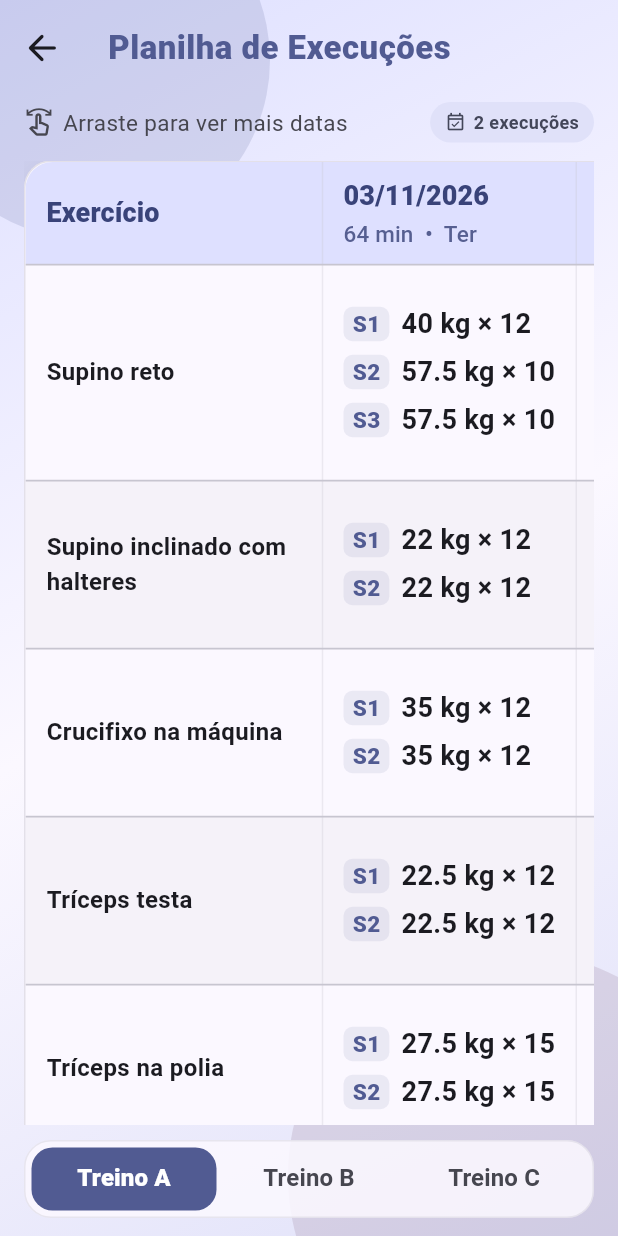
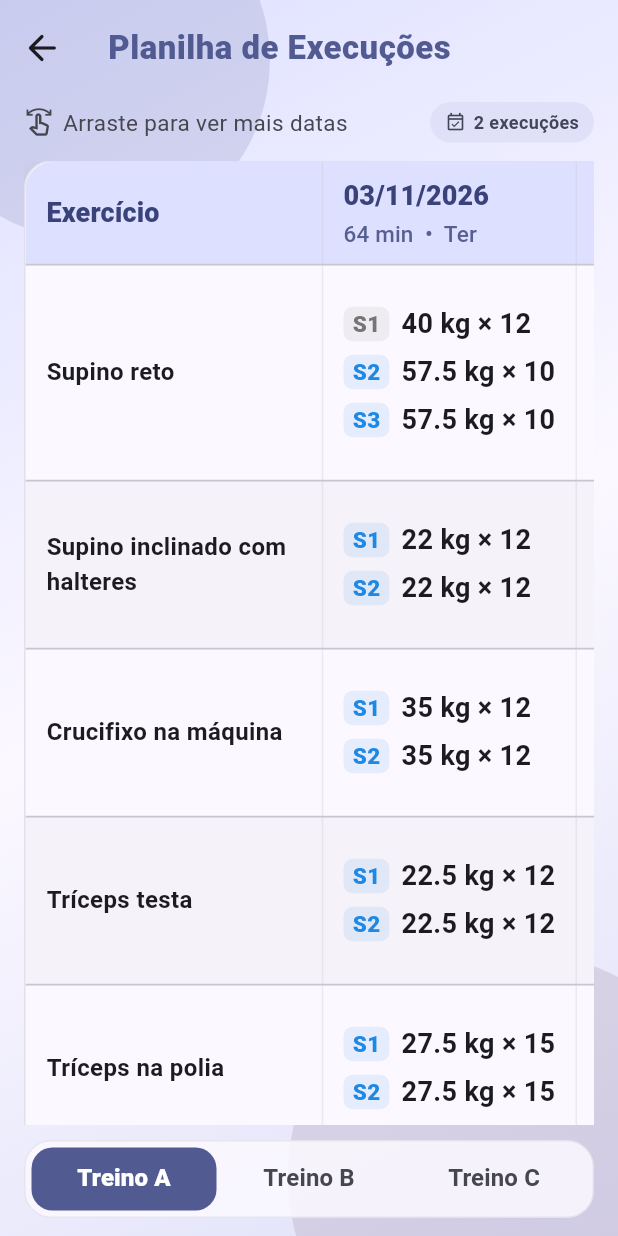
Before and after one commit to severo-bernardo04/mentz, a Flutter app: the TrainingHistoryPage screen opened directly, after a tap on the "table chart" icon, on a phone screen of 412 x 824 dp. Run offline on Flutter 3.47's test engine with Material 3 defaults, Android fonts, the phone set to English and light mode, and no system bars; our stand-ins replace cloud_firestore, firebase_auth, firebase_core, image_picker; accounts and stored records are empty.

Commit message:
feat(training-history): align set types and add drop set flag

```diff
--- a/lib/features/training_history/widgets/spreadsheet_data_table.dart
+++ b/lib/features/training_history/widgets/spreadsheet_data_table.dart
@@ -238,14 +238,14 @@ class SpreadsheetDataTable extends StatelessWidget {
               child: Row(
                 mainAxisSize: MainAxisSize.min,
                 children: [
-                  // Número da série em um "badge" colorido
+                  // Número da série em um "badge" com a cor do tipo da série
                   Container(
                     padding: const EdgeInsets.symmetric(
                       horizontal: 6,
                       vertical: 1,
                     ),
                     decoration: BoxDecoration(
-                      color: cs.primary.withAlpha(25),
+                      color: set.type.color.withAlpha(25),
                       borderRadius: BorderRadius.circular(6),
                     ),
                     child: Text(
@@ -253,7 +253,7 @@ class SpreadsheetDataTable extends StatelessWidget {
                       style: TextStyle(
                         fontSize: 15,
                         fontWeight: FontWeight.w800,
-                        color: cs.primary,
+                        color: set.type.color,
                       ),
                     ),
                   ),
@@ -265,10 +265,10 @@ class SpreadsheetDataTable extends StatelessWidget {
                       fontWeight: FontWeight.w700,
                     ),
                   ),
-                  if (set.type == SetType.dropSet)
+                  if (set.isDropSet)
                     Padding(
                       padding: const EdgeInsets.only(left: 6),
-                      child: _buildTag('drop', Colors.purple.shade700),
+                      child: _buildTag('drop', dropSetColor),
                     ),
                 ],
               ),
--- a/lib/models/profile_models.dart
+++ b/lib/models/profile_models.dart
@@ -189,15 +189,22 @@ class WorkoutPlan {
         assignedStudents = assignedStudents ?? [];
 }
 
+/// Tipos de série, cada um com sua cor na interface.
+/// Apenas [working] conta como série válida para fins de evolução.
 enum SetType {
-  warmup('Aquecimento'),
-  working('Série válida'),
-  failure('Falha'),
-  dropSet('Drop set');
+  warmup('Aquecimento', Color(0xFF757575)), // Cinza
+  feeder('Reconhecimento', Color(0xFF8E24AA)), // Roxo
+  working('Trabalho', Color(0xFF1E88E5)); // Azul
 
   final String label;
-  const SetType(this.label);
+  final Color color;
+  const SetType(this.label, this.color);
 }
+
+/// Etiqueta do drop set, que não é um tipo: complementa uma série de
+/// Trabalho ou Aquecimento. A cor própria evita confusão com o Reconhecimento.
+const dropSetLabel = 'Drop set';
+const dropSetColor = Color(0xFF00897B); // Verde-azulado
 
 class ExecutedSet {
   final int setNumber;
@@ -206,13 +213,20 @@ class ExecutedSet {
   final String reps;
   final bool completed;
 
+  /// Indica se a série tem drop set. Não pode acompanhar [SetType.feeder].
+  final bool isDropSet;
+
   const ExecutedSet({
     required this.setNumber,
     this.type = SetType.working,
     required this.load,
     required this.reps,
     this.completed = true,
-  });
+    this.isDropSet = false,
+  }) : assert(
+         !isDropSet || type != SetType.feeder,
+         'Drop set só pode acompanhar séries de Trabalho ou Aquecimento.',
+       );
 
   ExecutedSet copyWith({
     int? setNumber,
@@ -220,6 +234,7 @@ class ExecutedSet {
     String? load,
     String? reps,
     bool? completed,
+    bool? isDropSet,
   }) {
     return ExecutedSet(
       setNumber: setNumber ?? this.setNumber,
@@ -227,6 +242,7 @@ class ExecutedSet {
       load: load ?? this.load,
       reps: reps ?? this.reps,
       completed: completed ?? this.completed,
+      isDropSet: isDropSet ?? this.isDropSet,
     );
   }
 
@@ -236,6 +252,7 @@ class ExecutedSet {
         'load': load,
         'reps': reps,
         'completed': completed,
+        'isDropSet': isDropSet,
       };
 
   factory ExecutedSet.fromMap(Map<String, dynamic> map) {
@@ -248,6 +265,7 @@ class ExecutedSet {
       load: map['load'] as String? ?? '—',
       reps: map['reps'] as String? ?? '—',
       completed: map['completed'] as bool? ?? true,
+      isDropSet: map['isDropSet'] as bool? ?? false,
     );
   }
 }
--- a/lib/services/training_history_service.dart
+++ b/lib/services/training_history_service.dart
@@ -72,7 +72,7 @@ class TrainingHistoryService extends ChangeNotifier {
             sets: [
               ExecutedSet(
                 setNumber: 1,
-                type: SetType.working,
+                type: SetType.feeder,
                 load: '24 kg',
                 reps: '12',
               ),
@@ -108,7 +108,8 @@ class TrainingHistoryService extends ChangeNotifier {
               ),
               ExecutedSet(
                 setNumber: 3,
-                type: SetType.dropSet,
+                type: SetType.working,
+                isDropSet: true,
                 load: '40 kg / 30 kg',
                 reps: '12 + 6',
               ),
@@ -156,7 +157,7 @@ class TrainingHistoryService extends ChangeNotifier {
               ),
               ExecutedSet(
                 setNumber: 3,
-                type: SetType.failure,
+                type: SetType.working,
                 load: '32.5 kg',
                 reps: '13',
               ),
@@ -268,7 +269,8 @@ class TrainingHistoryService extends ChangeNotifier {
               ),
               ExecutedSet(
                 setNumber: 3,
-                type: SetType.dropSet,
+                type: SetType.working,
+                isDropSet: true,
                 load: '10 kg / 6 kg',
                 reps: '12 + 6',
               ),
```
Also changed, not shown: lib/features/training_history/widgets/executed_exercise_card.dart (+26 -27 lines), 1 other file.
